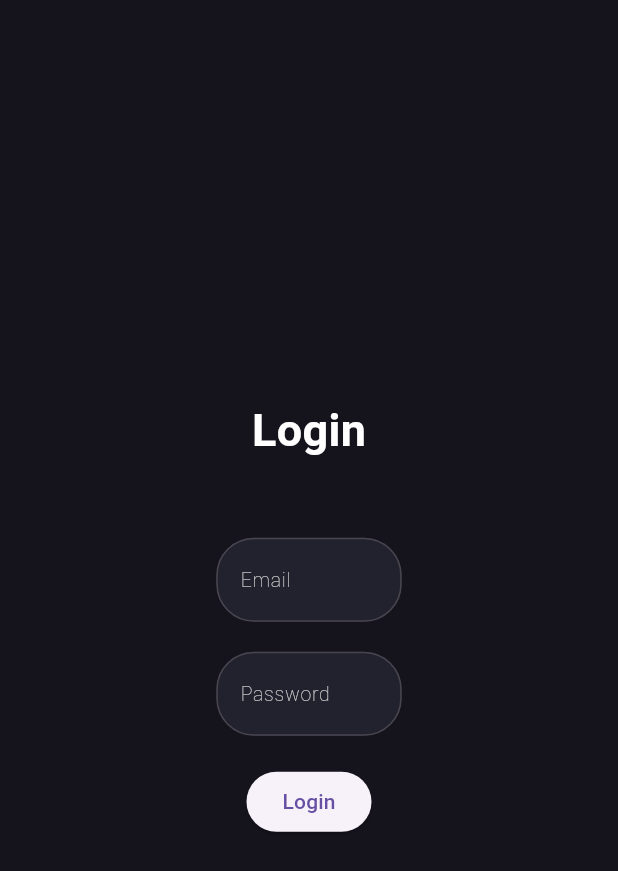
After one commit to Karam-Flutter/admin_panal_shopapp, a Flutter app: the Loginscreen screen opened directly, on a phone screen of 412 x 824 dp. The commit adds this screen. Shown: the top 871 px of the screen. Run offline on Flutter 3.47's test engine with Material 3 defaults, Android fonts, the phone set to English and light mode, and no system bars; our stand-ins replace dropdown_textfield, get, qr_flutter, sidebarx; missing offline and left inert: image_picker_web, syncfusion_flutter_barcodes.

Commit message:
last design 27/8

```diff
--- a/lib/dashboardPage.dart
+++ b/lib/dashboardPage.dart
@@ -20,12 +20,6 @@ class _DashboardScreenState extends State<DashboardScreen> {
     return Scaffold(
       appBar: AppBar(
         backgroundColor: Colors.transparent,
-        title: Text(
-          '${DateTime.now().day}/${DateTime.now().month}/${DateTime.now().year} Payment History',
-          style: TextStyle(
-            color: Colors.white,
-          ),
-        ),
       ),
       body: Padding(
         padding: const EdgeInsets.all(16.0),
--- /dev/null
+++ b/lib/loginscreen.dart
@@ -0,0 +1,55 @@
+import 'package:admin_panal_shopapp/ProductPage.dart';
+import 'package:admin_panal_shopapp/main.dart';
+import 'package:admin_panal_shopapp/widgets/custom_textField.dart';
+import 'package:flutter/material.dart';
+import 'package:get/get_core/get_core.dart';
+import 'package:get/get_navigation/get_navigation.dart';
+
+class Loginscreen extends StatelessWidget {
+  const Loginscreen({super.key});
+
+  @override
+  Widget build(BuildContext context) {
+    return Scaffold(
+      body: Column(
+        mainAxisAlignment: MainAxisAlignment.center,
+        children: [
+          Center(
+            child: Text(
+              'Login',
+              style: TextStyle(
+                fontSize: 30,
+                fontWeight: FontWeight.bold,
+                color: Colors.white,
+              ),
+            ),
+          ),
+          SizedBox(height: 50),
+          SizedBox(
+            width: MediaQuery.of(context).size.width * 0.3,
+            child: Column(
+              children: [
+                CustomTextfield(
+                  labelText: 'Email',
+                ),
+                SizedBox(height: 20),
+                CustomTextfield(
+                  labelText: 'Password',
+                ),
+              ],
+            ),
+          ),
+          SizedBox(height: 20),
+          ElevatedButton(
+            onPressed: () {
+              Get.offAll(
+                SidebarXExampleApp(),
+              );
+            },
+            child: Text('Login'),
+          ),
+        ],
+      ),
+    );
+  }
+}
--- a/lib/main.dart
+++ b/lib/main.dart
@@ -3,6 +3,7 @@ import 'package:admin_panal_shopapp/ProductPage.dart';
 import 'package:admin_panal_shopapp/dashboardPage.dart';
 
 import 'package:admin_panal_shopapp/homePage.dart';
+import 'package:admin_panal_shopapp/logout.dart';
 
 import 'package:admin_panal_shopapp/model/colors.dart';
 import 'package:admin_panal_shopapp/setting.dart';
@@ -298,6 +299,8 @@ class _ScreensExample extends StatelessWidget {
             return DashboardScreen();
           case 4:
             return TabBarExample();
+          case 5:
+            return LogoutScreen();
 
           default:
             return Text(
--- a/lib/setting.dart
+++ b/lib/setting.dart
@@ -40,7 +40,7 @@ class _TabBarExampleState extends State<TabBarExample>
         bottom: TabBar(
           controller: _tabController,
           tabs: [
-            Tab(text: 'All Ordersssss'),
+            Tab(text: 'All Orders'),
             Tab(text: 'Completed Orders'),
             Tab(text: 'Cancelled Orders'),
           ],
```
Also changed, not shown: lib/logout.dart (added, +68 -0 lines).
